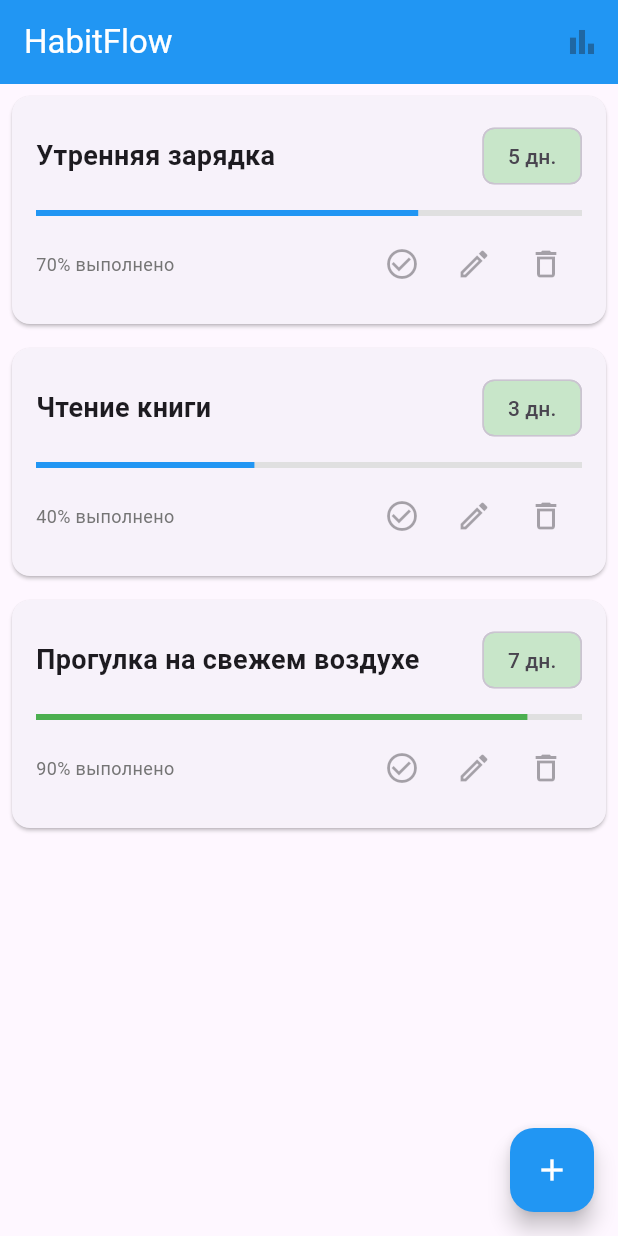
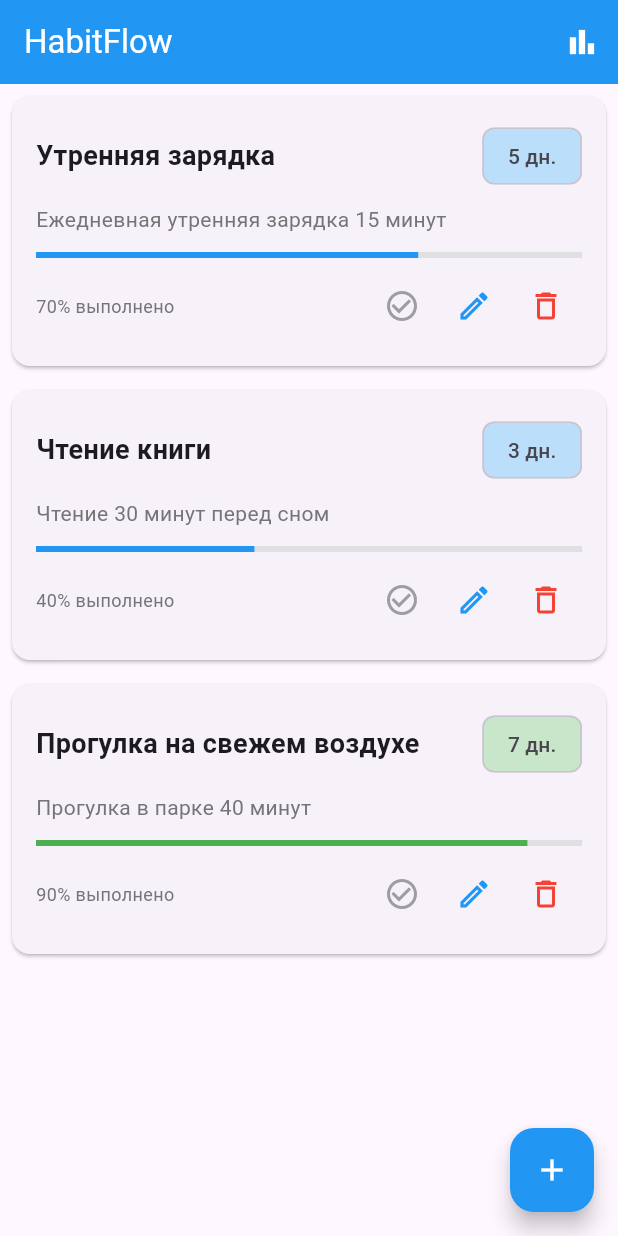
Before and after one commit to volotinaiaiu/flutter-labs, a Flutter app: the screen it shows after launch, on a phone screen of 412 x 824 dp. Run offline on Flutter 3.47's test engine with Material 3 defaults, Android fonts, the phone set to English and light mode, and no system bars.

Commit message:
Навигация и интерактивность

```diff
--- a/lib/main.dart
+++ b/lib/main.dart
@@ -1,25 +1,34 @@
+import 'package:provider/provider.dart';
 import 'package:flutter/material.dart';
+import 'providers/habit_provider.dart';
 import 'screens/home_screen.dart';
 import 'screens/add_habit_screen.dart';
 import 'screens/statistics_screen.dart';
 
 void main() {
-  runApp(const MainApp());
+  runApp(const MyApp());
 }
 
-class MainApp extends StatelessWidget {
-  const MainApp({super.key});
+class MyApp extends StatelessWidget {
+  const MyApp({super.key});
 
   @override
   Widget build(BuildContext context) {
-    return MaterialApp(
-      title: 'HabitFlow',
-      theme: ThemeData(
-        primarySwatch: Colors.blue,
-        useMaterial3: true,
+    return ChangeNotifierProvider(
+      create: (context) => HabitProvider(),
+      child: MaterialApp(
+        title: 'HabitFlow',
+        theme: ThemeData(
+          primarySwatch: Colors.blue,
+          useMaterial3: true,
+        ),
+        home: const HomeScreen(),
+        routes: {
+          '/home': (context) => const HomeScreen(),
+          '/add': (context) => const AddHabitScreen(),
+          '/stats': (context) => const StatisticsScreen(),
+        },
       ),
-
-      home: const HomeScreen(),
     );
   }
 }
--- /dev/null
+++ b/lib/models/habit.dart
@@ -0,0 +1,40 @@
+class Habit {
+  final String id;
+  final String title;
+  final String description;
+  final String frequency;
+  final double progress;
+  final int streak;
+  final bool isCompletedToday;
+
+  Habit({
+    required this.id,
+    required this.title,
+    required this.description,
+    required this.frequency,
+    required this.progress,
+    required this.streak,
+    required this.isCompletedToday,
+  });
+
+  // Метод для создания копии с обновленными значениями
+  Habit copyWith({
+    String? id,
+    String? title,
+    String? description,
+    String? frequency,
+    double? progress,
+    int? streak,
+    bool? isCompletedToday,
+  }) {
+    return Habit(
+      id: id ?? this.id,
+      title: title ?? this.title,
+      description: description ?? this.description,
+      frequency: frequency ?? this.frequency,
+      progress: progress ?? this.progress,
+      streak: streak ?? this.streak,
+      isCompletedToday: isCompletedToday ?? this.isCompletedToday,
+    );
+  }
+}
--- /dev/null
+++ b/lib/providers/habit_provider.dart
@@ -0,0 +1,77 @@
+import 'package:flutter/material.dart';
+import '../models/habit.dart';
+
+class HabitProvider with ChangeNotifier {
+  final List<Habit> _habits = [
+    Habit(
+      id: '1',
+      title: 'Утренняя зарядка',
+      description: 'Ежедневная утренняя зарядка 15 минут',
+      frequency: 'daily',
+      progress: 0.7,
+      streak: 5,
+      isCompletedToday: false,
+    ),
+    Habit(
+      id: '2',
+      title: 'Чтение книги',
+      description: 'Чтение 30 минут перед сном',
+      frequency: 'daily',
+      progress: 0.4,
+      streak: 3,
+      isCompletedToday: false,
+    ),
+    Habit(
+      id: '3',
+      title: 'Прогулка на свежем воздухе',
+      description: 'Прогулка в парке 40 минут',
+      frequency: 'daily',
+      progress: 0.9,
+      streak: 7,
+      isCompletedToday: false,
+    ),
+  ];
+
+  List<Habit> get habits => _habits;
+
+  // Добавление новой привычки
+  void addHabit(Habit newHabit) {
+    _habits.add(newHabit);
+    notifyListeners();
+  }
+
+  // Удаление привычки
+  void removeHabit(String habitId) {
+    _habits.removeWhere((habit) => habit.id == habitId);
+    notifyListeners();
+  }
+
+  // Отметка привычки как выполненной сегодня
+  void toggleHabitCompletion(String habitId) {
+    final index = _habits.indexWhere((habit) => habit.id == habitId);
+    if (index != -1) {
+      final habit = _habits[index];
+      final newProgress = habit.isCompletedToday
+          ? habit.progress - 0.1
+          : habit.progress + 0.1;
+
+      _habits[index] = habit.copyWith(
+        isCompletedToday: !habit.isCompletedToday,
+        progress: newProgress.clamp(0.0, 1.0),
+        streak: habit.isCompletedToday
+            ? habit.streak - 1
+            : habit.streak + 1,
+      );
+      notifyListeners();
+    }
+  }
+
+  // Обновление прогресса привычки
+  void updateHabitProgress(String habitId, double newProgress) {
+    final index = _habits.indexWhere((habit) => habit.id == habitId);
+    if (index != -1) {
+      _habits[index] = _habits[index].copyWith(progress: newProgress);
+      notifyListeners();
+    }
+  }
+}
--- a/lib/screens/home_screen.dart
+++ b/lib/screens/home_screen.dart
@@ -1,55 +1,73 @@
 import 'package:flutter/material.dart';
+import 'package:provider/provider.dart';
+import '../providers/habit_provider.dart';
 import '../widgets/habit_card.dart';
+import 'add_habit_screen.dart';
+import 'statistics_screen.dart';
 
 class HomeScreen extends StatelessWidget {
   const HomeScreen({super.key});
 
   @override
   Widget build(BuildContext context) {
+    final habitProvider = Provider.of<HabitProvider>(context);
+
     return Scaffold(
-      // Верхняя панель приложения
       appBar: AppBar(
         title: const Text('HabitFlow'),
         backgroundColor: Colors.blue,
         foregroundColor: Colors.white,
         actions: [
-          // Кнопка перехода к статистике
           IconButton(
             icon: const Icon(Icons.bar_chart),
-            onPressed: null, // Пока без логики
+            onPressed: () {
+              Navigator.push(
+                context,
+                MaterialPageRoute(
+                  builder: (context) => const StatisticsScreen(),
+                ),
+              );
+            },
           ),
         ],
       ),
+      body: habitProvider.habits.isEmpty
+          ? const Center(
+              child: Text(
+                'Добавьте свою первую привычку!',
+                style: TextStyle(fontSize: 18, color: Colors.grey),
+              ),
+            )
+          : ListView(
+              children: habitProvider.habits.map((habit) {
+                return HabitCard(
+                  habit: habit,
+                  onComplete: () {
+                    habitProvider.toggleHabitCompletion(habit.id);
+                  },
+                  onEdit: () {
 
-      // Основное содержимое экрана
-      body: ListView(
-        children: const [
-          // Карточка привычки 1
-          HabitCard(
-            title: 'Утренняя зарядка',
-            progress: 0.7,    // 70% выполнено
-            streak: 5,        // 5 дней подряд
-          ),
-
-          // Карточка привычки 2
-          HabitCard(
-            title: 'Чтение книги',
-            progress: 0.4,    // 40% выполнено
-            streak: 3,        // 3 дня подряд
-          ),
-
-          // Карточка привычки 3
-          HabitCard(
-            title: 'Прогулка на свежем воздухе',
-            progress: 0.9,    // 90% выполнено
-            streak: 7,        // 7 дней подряд
-          ),
-        ],
-      ),
-
-      // Плавающая кнопка добавления
+                    ScaffoldMessenger.of(context).showSnackBar(
+                      const SnackBar(
+                        content: Text('Редактирование будет в следующей лабораторной'),
+                      ),
+                    );
+                  },
+                  onDelete: () {
+                    habitProvider.removeHabit(habit.id);
+                  },
+                );
+              }).toList(),
+            ),
       floatingActionButton: FloatingActionButton(
-        onPressed: null, // Пока без логики
+        onPressed: () {
+          Navigator.push(
+            context,
+            MaterialPageRoute(
+              builder: (context) => const AddHabitScreen(),
+            ),
+          );
+        },
         backgroundColor: Colors.blue,
         child: const Icon(Icons.add, color: Colors.white),
       ),
--- a/lib/widgets/habit_card.dart
+++ b/lib/widgets/habit_card.dart
@@ -1,15 +1,18 @@
 import 'package:flutter/material.dart';
+import '../models/habit.dart';
 
 class HabitCard extends StatelessWidget {
-  final String title;
-  final double progress;
-  final int streak;
+  final Habit habit;
+  final VoidCallback onComplete;
+  final VoidCallback onEdit;
+  final VoidCallback onDelete;
 
   const HabitCard({
     super.key,
-    required this.title,
-    required this.progress,
-    required this.streak,
+    required this.habit,
+    required this.onComplete,
+    required this.onEdit,
+    required this.onDelete,
   });
 
   @override
@@ -21,43 +24,50 @@ class HabitCard extends StatelessWidget {
         child: Column(
           crossAxisAlignment: CrossAxisAlignment.start,
           children: [
-            // Заголовок и количество дней
             Row(
               mainAxisAlignment: MainAxisAlignment.spaceBetween,
               children: [
-                Text(
-                  title,
+                Expanded(
+                  child: Text(
+                    habit.title,
                     style: const TextStyle(
                       fontSize: 18,
                       fontWeight: FontWeight.bold,
                     ),
                   ),
+                ),
                 Chip(
-                  label: Text('$streak дн.'),
-                  backgroundColor: Colors.green[100],
+                  label: Text('${habit.streak} дн.'),
+                  backgroundColor: habit.streak >= 7
+                      ? Colors.green[100]
+                      : Colors.blue[100],
                 ),
               ],
             ),
-
+            if (habit.description.isNotEmpty) ...[
+              const SizedBox(height: 8),
+              Text(
+                habit.description,
+                style: TextStyle(
+                  color: Colors.grey[600],
+                  fontSize: 14,
+                ),
+              ),
+            ],
             const SizedBox(height: 12),
-
-            // Прогресс-бар
             LinearProgressIndicator(
-              value: progress,
+              value: habit.progress,
               backgroundColor: Colors.grey[300],
               valueColor: AlwaysStoppedAnimation<Color>(
-                progress > 0.7 ? Colors.green : Colors.blue,
+                habit.progress > 0.7 ? Colors.green : Colors.blue,
               ),
             ),
-
             const SizedBox(height: 8),
-
-            // Процент выполнения и кнопки
             Row(
               mainAxisAlignment: MainAxisAlignment.spaceBetween,
               children: [
                 Text(
-                  '${(progress * 100).round()}% выполнено',
+                  '${(habit.progress * 100).round()}% выполнено',
                   style: TextStyle(
                     color: Colors.grey[600],
                     fontSize: 12,
@@ -65,22 +75,23 @@ class HabitCard extends StatelessWidget {
                 ),
                 Row(
                   children: [
-                    // Кнопка выполнения
                     IconButton(
-                      icon: const Icon(Icons.check_circle_outline),
-                      onPressed: null, // Пока без логики
-                      color: Colors.green,
+                      icon: Icon(
+                        habit.isCompletedToday
+                            ? Icons.check_circle
+                            : Icons.check_circle_outline,
+                        color: habit.isCompletedToday ? Colors.green : Colors.grey,
                       ),
-                    // Кнопка редактирования
+                      onPressed: onComplete,
+                    ),
                     IconButton(
                       icon: const Icon(Icons.edit_outlined),
-                      onPressed: null, // Пока без логики
+                      onPressed: onEdit,
                       color: Colors.blue,
                     ),
-                    // Кнопка удаления
                     IconButton(
                       icon: const Icon(Icons.delete_outline),
-                      onPressed: null, // Пока без логики
+                      onPressed: onDelete,
                       color: Colors.red,
                     ),
                   ],
--- a/pubspec.yaml
+++ b/pubspec.yaml
@@ -34,6 +34,9 @@ dependencies:
   # The following adds the Cupertino Icons font to your application.
   # Use with the CupertinoIcons class for iOS style icons.
   cupertino_icons: ^1.0.8
+
+  # State management for Flutter
+  provider: ^6.1.1
 
 dev_dependencies:
   flutter_test:
```
Also changed, not shown: lib/screens/add_habit_screen.dart (+76 -9 lines), lib/screens/statistics_screen.dart (+42 -31 lines), pubspec.lock. Lines whose indentation alone changed are shown as unchanged.
